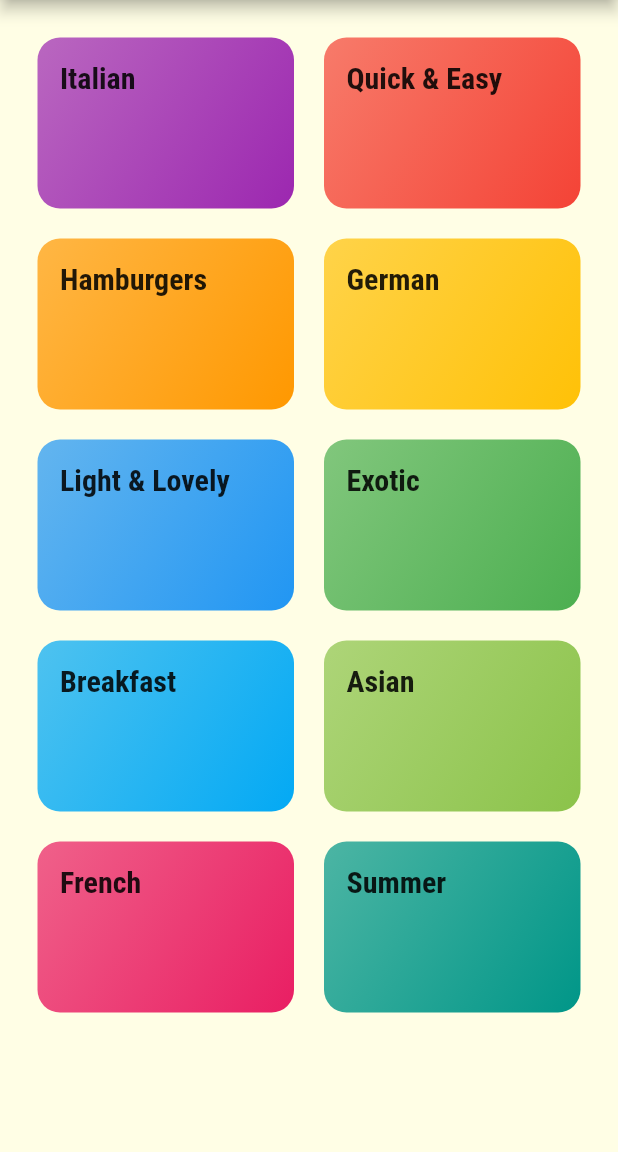
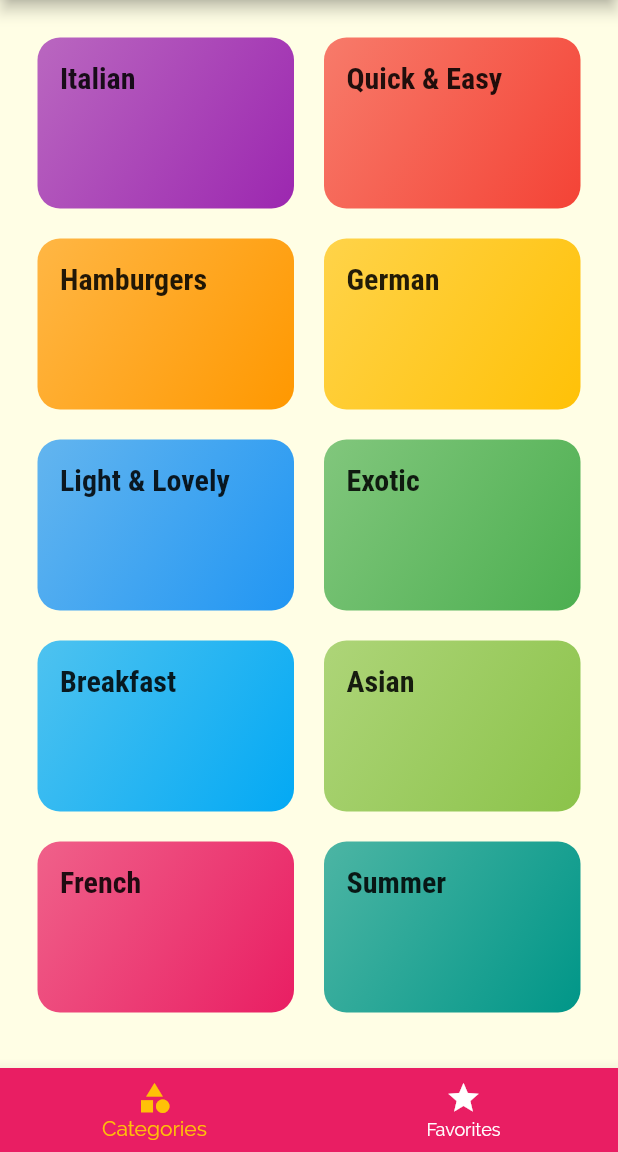
Before and after one commit to EYoung75/flutter_layout_app, a Flutter app: the screen it shows after launch, on a phone screen of 412 x 824 dp, the part 84-1236 px from its top. Run offline on Flutter 3.47's test engine with Material 2 defaults, Android fonts, the phone set to English and light mode, and no system bars.

Commit message:
implemented bottom tab bar navigation for home screen level

```diff
--- a/lib/main.dart
+++ b/lib/main.dart
@@ -5,6 +5,7 @@ import 'package:flutter_complete_guide/screens/mealDetailScreen.dart';
 import "./screens/categoriesScreen.dart";
 import "./screens/categoryMealsScreen.dart";
 import "./screens/mealDetailScreen.dart";
+import "./screens/tabsScreen.dart";
 
 void main() => runApp(MyApp());
 
@@ -31,7 +32,7 @@ class MyApp extends StatelessWidget {
                 fontFamily: "RobotoCondensed")),
       ),
       routes: {
-        "/": (ctx) => CategoriesScreen(),
+        "/": (ctx) => TabsScreen(),
         "/meal-category": (ctx) => CategoryMealsScreen(),
         "/meal-details": (ctx) => MealDetailScreen()
       },
--- a/lib/screens/categoriesScreen.dart
+++ b/lib/screens/categoriesScreen.dart
@@ -6,11 +6,7 @@ import "../widgets/categoryItem.dart";
 class CategoriesScreen extends StatelessWidget {
   @override
   Widget build(BuildContext context) {
-    return Scaffold(
-      appBar: AppBar(
-        title: const Text("Flutter Recipes"),
-      ),
-      body: GridView(
+    return GridView(
       padding: const EdgeInsets.all(25),
       children: DUMMY_CATEGORIES.map((catData) {
         return CategoryItem(catData.id, catData.title, catData.color);
@@ -20,7 +16,6 @@ class CategoriesScreen extends StatelessWidget {
           childAspectRatio: 3 / 2,
           crossAxisSpacing: 20,
           mainAxisSpacing: 20),
-      ),
     );
   }
 }
--- /dev/null
+++ b/lib/screens/favoritesScreen.dart
@@ -0,0 +1,10 @@
+import "package:flutter/material.dart";
+
+class FavoritesScreen extends StatelessWidget {
+  @override
+  Widget build(BuildContext context) {
+    return Center(
+      child: Text("Favorites"),
+    );
+  }
+}
--- a/lib/screens/mealDetailScreen.dart
+++ b/lib/screens/mealDetailScreen.dart
@@ -77,9 +77,7 @@ class MealDetailScreen extends StatelessWidget {
                       ),
                       title: Text(selectedMeal.steps[index]),
                     ),
-                    Divider(
-                      color: Colors.black,
-                    )
+                    Divider(color: Colors.black,)
                   ],
                 ),
               ),
--- a/lib/screens/tabsScreen.dart
+++ b/lib/screens/tabsScreen.dart
@@ -1,4 +1,7 @@
 import "package:flutter/material.dart";
+
+import "./categoriesScreen.dart";
+import "./favoritesScreen.dart";
 
 class TabsScreen extends StatefulWidget {
   @override
@@ -6,8 +9,43 @@ class TabsScreen extends StatefulWidget {
 }
 
 class _TabsScreenState extends State<TabsScreen> {
+  final List<Widget> _pages = [
+    CategoriesScreen(),
+    FavoritesScreen(),
+  ];
+
+  int _selectedPageIndex = 0;
+
+  void _selectPage(int index) {
+    setState(() {
+      _selectedPageIndex = index;
+    });
+  }
+
   @override
   Widget build(BuildContext context) {
-    return Container();
+    return Scaffold(
+      appBar: AppBar(
+        title: Text("Flutter Recipes"),
+      ),
+      body: _pages[_selectedPageIndex],
+      bottomNavigationBar: BottomNavigationBar(
+        onTap: _selectPage,
+        backgroundColor: Theme.of(context).primaryColor,
+        unselectedItemColor: Colors.white,
+        selectedItemColor: Theme.of(context).accentColor,
+        currentIndex: _selectedPageIndex,
+        items: [
+          BottomNavigationBarItem(
+            icon: Icon(Icons.category),
+            title: Text("Categories"),
+          ),
+          BottomNavigationBarItem(
+            icon: Icon(Icons.star),
+            title: Text("Favorites"),
+          ),
+        ],
+      ),
+    );
   }
 }
```
Lines whose indentation alone changed are shown as unchanged.
